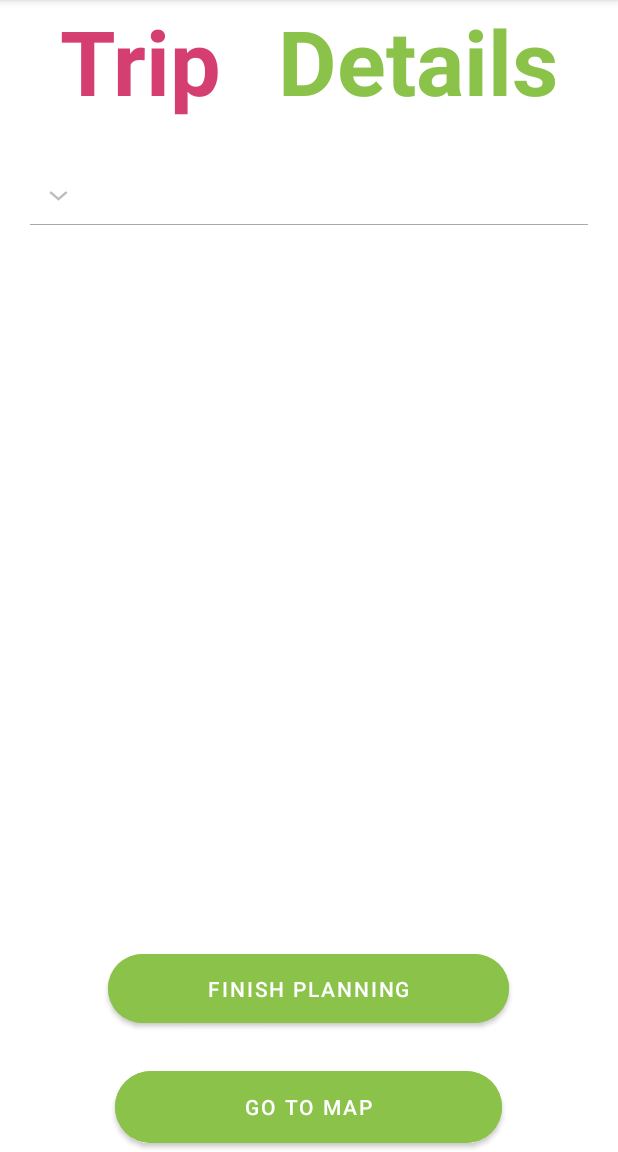
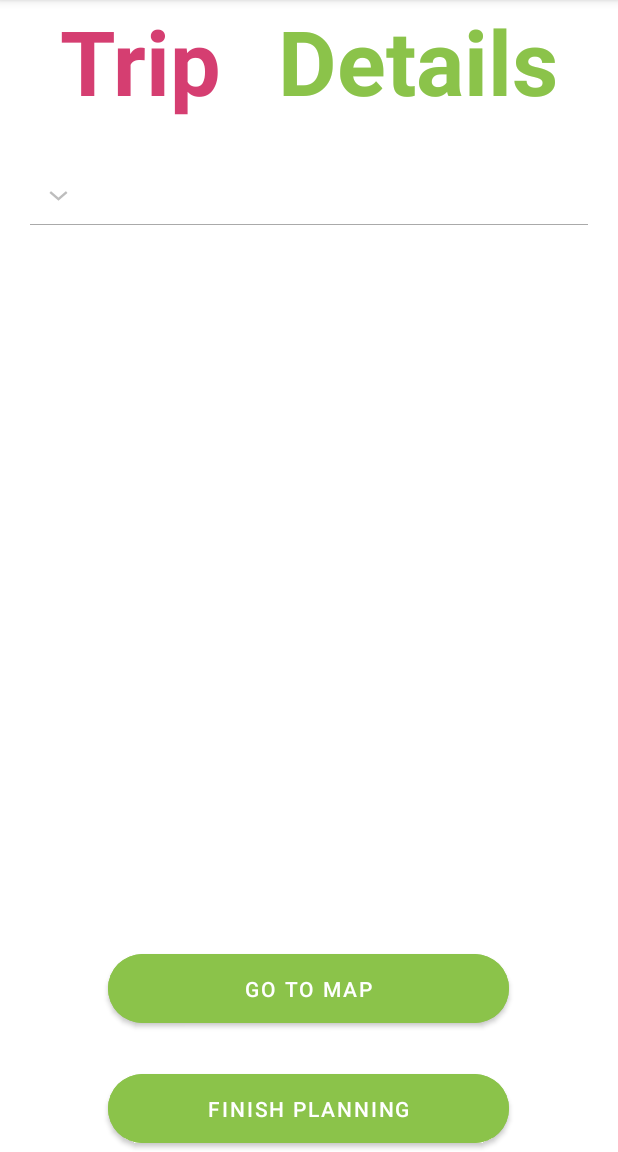
Before and after one commit to gadiFleischer/post-pc-final-project, an Android app: the TripDetails screen opened directly, with no data from a screen before it, on a phone screen of 412 x 824 dp, the part 84-1236 px from its top. Run offline under Robolectric (Android 15) with nearby library versions, the phone set to English and light mode, and no system bars; 6 statements that could not run were skipped.

Commit message:
TRIP details UI - FIXED

```diff
--- a/app/src/main/java/com/example/tripplanner/EditMapActivity.java
+++ b/app/src/main/java/com/example/tripplanner/EditMapActivity.java
@@ -325,6 +325,7 @@ public class EditMapActivity extends FragmentActivity implements OnMapReadyCallb
     }
 
     private void setPhotoToEvent(LatLng pos, ImageView imageView){
+//        imageView.setBackgroundResource(R.drawable.image_unavailable_foreground);
         imageView.setImageResource(R.drawable.image_unavailable_foreground);
         int index = findEventByPos(pos);
         if (index != -1){
--- a/app/src/main/res/layout/add_to_trip_window.xml
+++ b/app/src/main/res/layout/add_to_trip_window.xml
@@ -27,8 +27,7 @@
                 android:id="@+id/imageView_add_to_trip"
                 android:layout_width="150dp"
                 android:layout_height="150dp"
-                android:gravity="left"
-                android:src="@drawable/image_unavailable_foreground" />
+                android:background="@drawable/image_unavailable_foreground" />
         </LinearLayout>
 
         <LinearLayout
--- a/app/src/main/res/layout/go_to_edit_event_window.xml
+++ b/app/src/main/res/layout/go_to_edit_event_window.xml
@@ -12,7 +12,7 @@
         android:layout_width="match_parent"
         android:layout_height="wrap_content"
         android:orientation="horizontal"
-        android:weightSum="3">
+>
 
         <LinearLayout
             android:layout_width="0dp"
@@ -28,8 +28,7 @@
                 android:id="@+id/imageView_edit_event"
                 android:layout_width="150dp"
                 android:layout_height="150dp"
-                android:gravity="left"
-                android:src="@drawable/image_unavailable_foreground" />
+                android:background="@drawable/image_unavailable_foreground" />
         </LinearLayout>
 
         <LinearLayout
--- a/app/src/main/res/layout/trip_details_activity.xml
+++ b/app/src/main/res/layout/trip_details_activity.xml
@@ -67,12 +67,16 @@
 
         <Button
             android:id="@+id/showOnMapButton"
-            android:layout_width="258dp"
-            android:layout_height="60dp"
+            android:layout_width="267dp"
+            android:layout_height="58dp"
+            android:layout_alignParentBottom="true"
+            android:layout_centerHorizontal="true"
             android:layout_gravity="center_horizontal"
             android:backgroundTint="#8BC34A"
             android:text="Go to map"
             app:cornerRadius="28dp"
+            android:layout_marginBottom="80dp"
+
             app:layout_constraintBottom_toBottomOf="parent"
             app:layout_constraintEnd_toEndOf="parent"
             app:layout_constraintHorizontal_bias="0.496"
@@ -80,15 +84,15 @@
             app:layout_constraintRight_toRightOf="parent"
             app:layout_constraintStart_toStartOf="parent"
             app:layout_constraintTop_toTopOf="parent"
-            android:layout_alignParentBottom="true"
-            android:layout_centerHorizontal="true"
-            app:layout_constraintVertical_bias="0.872" />
+            app:layout_constraintVertical_bias="0.976" />
 
         <Button
 
             android:id="@+id/finishPlanningButton"
             android:layout_width="267dp"
             android:layout_height="58dp"
+            android:layout_alignParentBottom="true"
+            android:layout_centerHorizontal="true"
             android:layout_gravity="center_horizontal"
             android:backgroundTint="#8BC34A"
             android:text="Finish Planning"
@@ -99,11 +103,8 @@
             app:layout_constraintRight_toRightOf="parent"
             app:layout_constraintStart_toStartOf="parent"
             app:layout_constraintTop_toTopOf="parent"
-            android:layout_alignParentBottom="true"
-            android:layout_centerHorizontal="true"
-            android:layout_marginBottom="80dp"
 
-            app:layout_constraintVertical_bias="0.976" />
+            app:layout_constraintVertical_bias="0.872" />
 
     </RelativeLayout>
 
```
